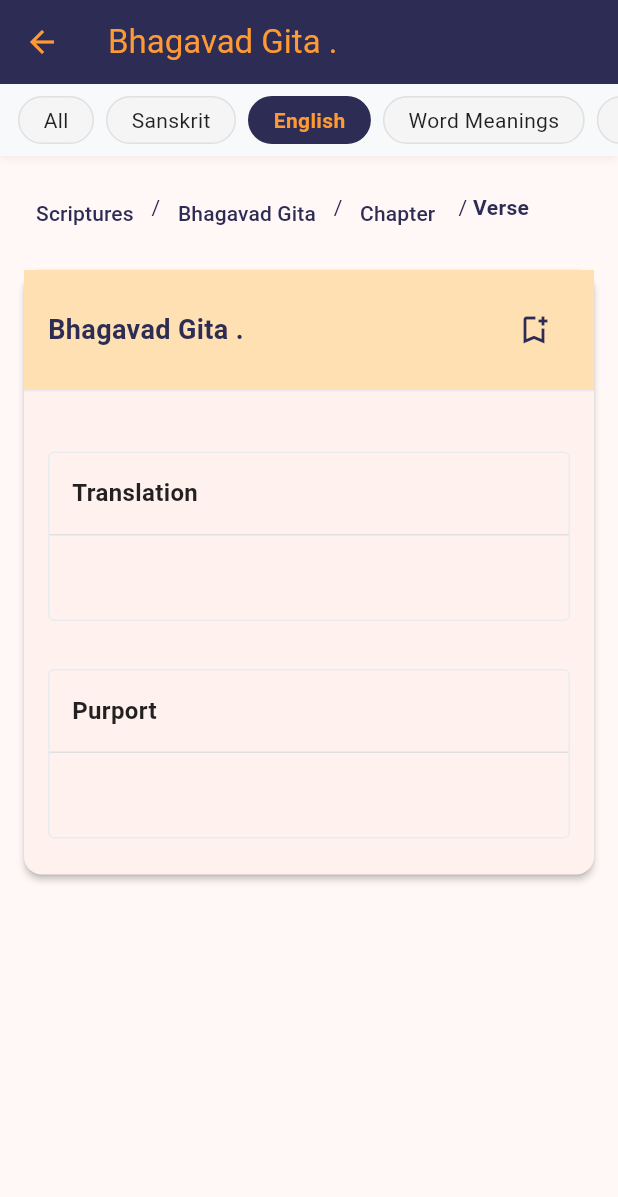
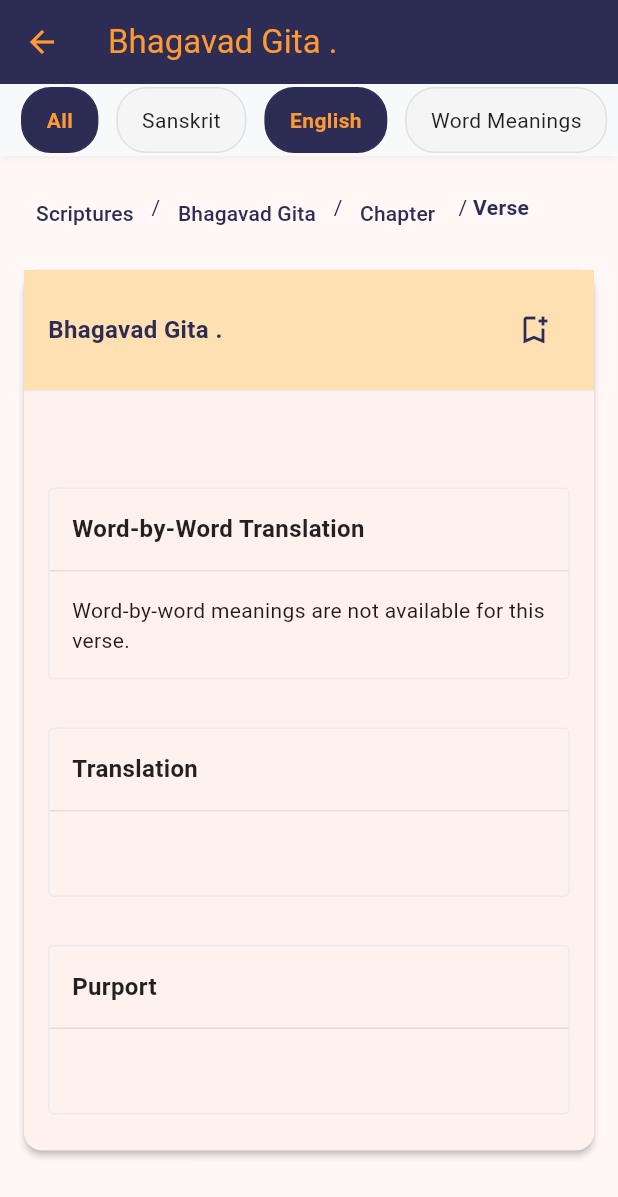
Before and after one commit to ppsspp18/Sanskrit-Recitation-App, a Flutter app: the GitaVersePage screen opened directly with empty values, after a tap on "All", after a tap on "English", on a phone screen of 412 x 824 dp. Shown: the top 1197 px of the screen. Run offline on Flutter 3.47's test engine with Material 3 defaults, Android fonts, the phone set to English and light mode, and no system bars; our stand-ins replace audioplayers, shared_preferences; accounts and stored records are empty.

Commit message:
can select multiple button in verse page

```diff
--- a/lib/home.dart
+++ b/lib/home.dart
@@ -25,6 +25,7 @@
           'BHAGAVAD GITA',
           style: TextStyle(
         fontWeight: FontWeight.bold,
+        fontSize: 20,
         letterSpacing: 2,
         color: Color(0xFFFF9933),
           ),
--- a/lib/verse_page/verse_detail_screen.dart
+++ b/lib/verse_page/verse_detail_screen.dart
@@ -17,6 +17,8 @@
   Duration _position = Duration.zero;
   late String _selectedAudio;
   late Map<String, String> _audioFiles;
+  Set<String> _selectedViews = {};
+
 
   // For tooltip display
   bool _tooltipVisible = false;
@@ -120,44 +122,40 @@
   // Update visibility based on selected view
   void _updateVisibility(String view) {
     setState(() {
-      _selectedView = view;
+      // Toggle the selected view
+      if (_selectedViews.contains(view)) {
+        _selectedViews.remove(view);
+      } else {
+        _selectedViews.add(view);
+      }
 
-      // First hide all sections
+      // Clear all first
       _showSanskrit = false;
       _showEnglish = false;
       _showWordMeanings = false;
       _showTranslation = false;
       _showPurport = false;
 
-      // Then show only the selected sections
-      switch (view) {
-        case 'All':
-          _showSanskrit = true;
+      // If 'All' is selected, show everything
+      if (_selectedViews.contains('All')) {
+        _showSanskrit = true;
+        _showEnglish = true;
+        _showWordMeanings = true;
+        _showTranslation = true;
+        _showPurport = true;
+      } else {
+        // Enable based on selected individual views
+        if (_selectedViews.contains('Sanskrit')) _showSanskrit = true;
+        if (_selectedViews.contains('English')) {
           _showEnglish = true;
-          _showWordMeanings = true;
-          _showTranslation = true;
-          _showPurport = true;
-          break;
-        case 'Sanskrit':
-          _showSanskrit = true;
-          break;
-        case 'English':
-          _showEnglish = true;
-          _showTranslation = true;
-          _showPurport = true;
-          break;
-        case 'Word Meanings':
-          _showWordMeanings = true;
-          break;
-        case 'Translation':
-          _showTranslation = true;
-          break;
-        case 'Purport':
-          _showPurport = true;
-          break;
+        }
+        if (_selectedViews.contains('Word Meanings')) _showWordMeanings = true;
+        if (_selectedViews.contains('Translation')) _showTranslation = true;
+        if (_selectedViews.contains('Purport')) _showPurport = true;
       }
     });
   }
+
 
   @override
   Widget build(BuildContext context) {
@@ -239,7 +237,7 @@
                                     Text(
                                       'Bhagavad Gita ${widget.verse.chapter}.${widget.verse.shloka}',
                                       style: const TextStyle(
-                                        fontSize: 18,
+                                        fontSize: 16,
                                         fontWeight: FontWeight.bold,
                                         color: Color(0xFF2C2C54),
                                       ),
@@ -402,20 +400,20 @@
   }
 
   Widget _buildViewOption(String view) {
-    final isSelected = _selectedView == view;
+    final isSelected = _selectedViews.contains(view);
 
     return GestureDetector(
       onTap: () {
         _updateVisibility(view);
       },
       child: Container(
-        margin: const EdgeInsets.symmetric(horizontal: 4.0, vertical: 8.0),
+        margin: const EdgeInsets.symmetric(horizontal: 6.0, vertical: 2.0),
         padding: const EdgeInsets.symmetric(horizontal: 16.0, vertical: 4.0),
         decoration: BoxDecoration(
-          color: isSelected ? Color(0xFF2C2C54) : Colors.grey.shade100,
+          color: isSelected ? const Color(0xFF2C2C54) : Colors.grey.shade100,
           borderRadius: BorderRadius.circular(20.0),
           border: Border.all(
-            color: isSelected ? Color(0xFF2C2C54) : Colors.grey.shade300,
+            color: isSelected ? const Color(0xFF2C2C54) : Colors.grey.shade300,
             width: 1.0,
           ),
         ),
@@ -423,7 +421,7 @@
         child: Text(
           view,
           style: TextStyle(
-            color: isSelected ? Color(0xFFFF9933) : Colors.black87,
+            color: isSelected ? const Color(0xFFFF9933) : Colors.black87,
             fontWeight: isSelected ? FontWeight.bold : FontWeight.normal,
             fontSize: 14.0,
           ),
@@ -431,6 +429,7 @@
       ),
     );
   }
+
 
   Widget _buildBreadcrumb() {
     return Container(
```
